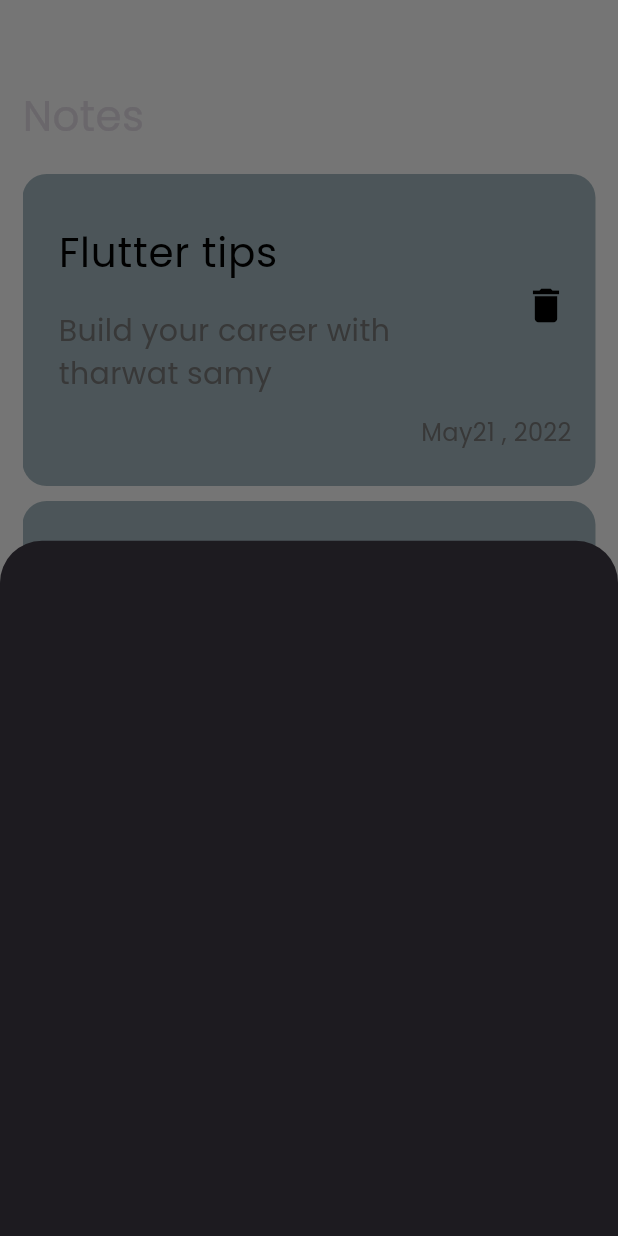
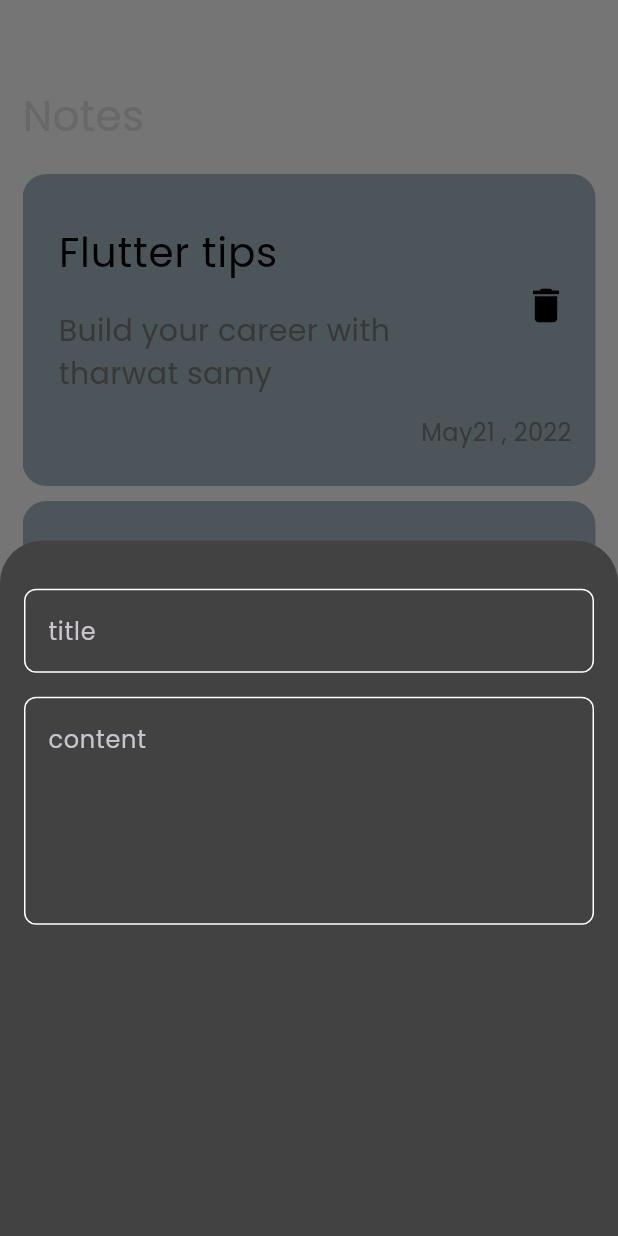
Before and after one commit to AbdelazizSameh/notes_app, a Flutter app: the screen it shows after launch, after a tap on the "add" icon, on a phone screen of 412 x 824 dp. Run offline on Flutter 3.47's test engine with Material 3 defaults, Android fonts, the phone set to English and light mode, and no system bars.

Commit message:
add custom text field and notes bottom sheet

```diff
--- /dev/null
+++ b/lib/constants.dart
@@ -0,0 +1,3 @@
+import 'package:flutter/material.dart';
+
+const kPrimaryColor = Color(0xff62FCD7);
--- a/lib/main.dart
+++ b/lib/main.dart
@@ -14,6 +14,9 @@ class NotesApp extends StatelessWidget {
       debugShowCheckedModeBanner: false,
       theme: ThemeData(
         scaffoldBackgroundColor: Colors.white.withValues(alpha: 0.2),
+        bottomSheetTheme: BottomSheetThemeData(
+          backgroundColor: Colors.grey.shade800,
+        ),
         brightness: Brightness.dark,
         fontFamily: 'Poppins',
         // textTheme: ,
--- a/lib/views/notes_view.dart
+++ b/lib/views/notes_view.dart
@@ -1,4 +1,5 @@
 import 'package:flutter/material.dart';
+import 'package:notes_app/constants.dart';
 import 'package:notes_app/widgets/add_note_bottom_sheet.dart';
 import 'package:notes_app/widgets/notes_view_body.dart';
 
@@ -10,7 +11,7 @@ class NotesView extends StatelessWidget {
     return Scaffold(
       body: const NotesViewBody(),
       floatingActionButton: FloatingActionButton(
-        backgroundColor: Color(0xff62FCD7),
+        backgroundColor: kPrimaryColor,
         foregroundColor: Colors.black,
         onPressed: () {
           showModalBottomSheet(
--- a/lib/widgets/add_note_bottom_sheet.dart
+++ b/lib/widgets/add_note_bottom_sheet.dart
@@ -1,10 +1,22 @@
 import 'package:flutter/material.dart';
+import 'package:notes_app/constants.dart';
+import 'package:notes_app/widgets/custom_text_field.dart';
 
 class AddNoteBottomSheet extends StatelessWidget {
   const AddNoteBottomSheet({super.key});
 
   @override
   Widget build(BuildContext context) {
-    return Container();
+    return Padding(
+      padding: const EdgeInsets.symmetric(horizontal: 16.0),
+      child: Column(
+        children: [
+          const SizedBox(height: 32),
+          CustomTextField(hintText: 'title'),
+          const SizedBox(height: 16),
+          CustomTextField(hintText: 'content', maxLines: 5),
+        ],
+      ),
+    );
   }
 }
--- /dev/null
+++ b/lib/widgets/custom_text_field.dart
@@ -0,0 +1,28 @@
+import 'package:flutter/material.dart';
+import 'package:notes_app/constants.dart';
+
+class CustomTextField extends StatelessWidget {
+  const CustomTextField({super.key, required this.hintText, this.maxLines = 1});
+  final String hintText;
+  final int maxLines;
+  @override
+  Widget build(BuildContext context) {
+    return TextField(
+      cursorColor: kPrimaryColor,
+      maxLines: maxLines,
+      decoration: InputDecoration(
+        hintText: hintText,
+        border: _buildBorder(),
+        enabledBorder: _buildBorder(),
+        focusedBorder: _buildBorder(color: kPrimaryColor),
+      ),
+    );
+  }
+
+  OutlineInputBorder _buildBorder({Color? color}) {
+    return OutlineInputBorder(
+      borderRadius: BorderRadius.circular(8),
+      borderSide: BorderSide(color: color ?? Colors.white),
+    );
+  }
+}
--- a/lib/widgets/note_item.dart
+++ b/lib/widgets/note_item.dart
@@ -1,5 +1,4 @@
 import 'package:flutter/material.dart';
-import 'package:font_awesome_flutter/font_awesome_flutter.dart';
 
 class NoteItem extends StatelessWidget {
   const NoteItem({super.key});
```
Also changed, not shown: 1 other file.
